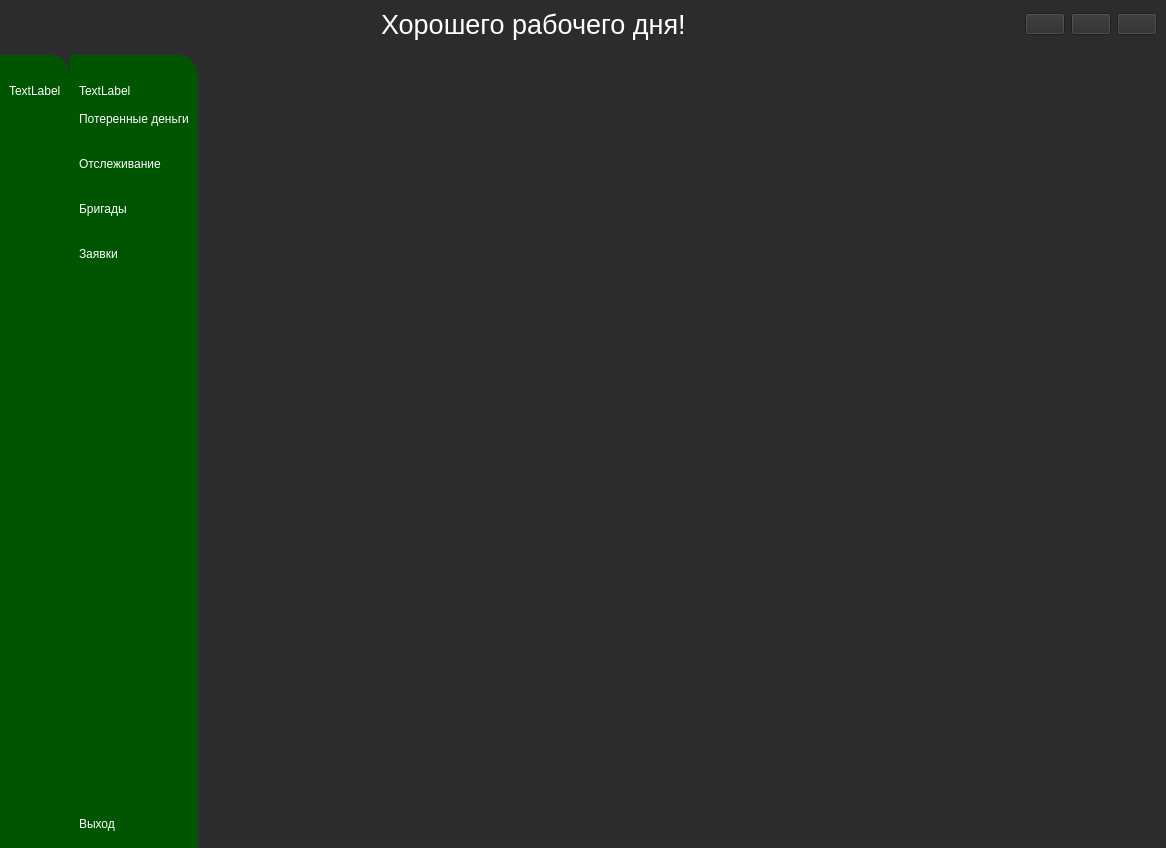
Before: the Qt Designer form main_admin.ui in Gumke1/11111111, drawn with Qt 5.
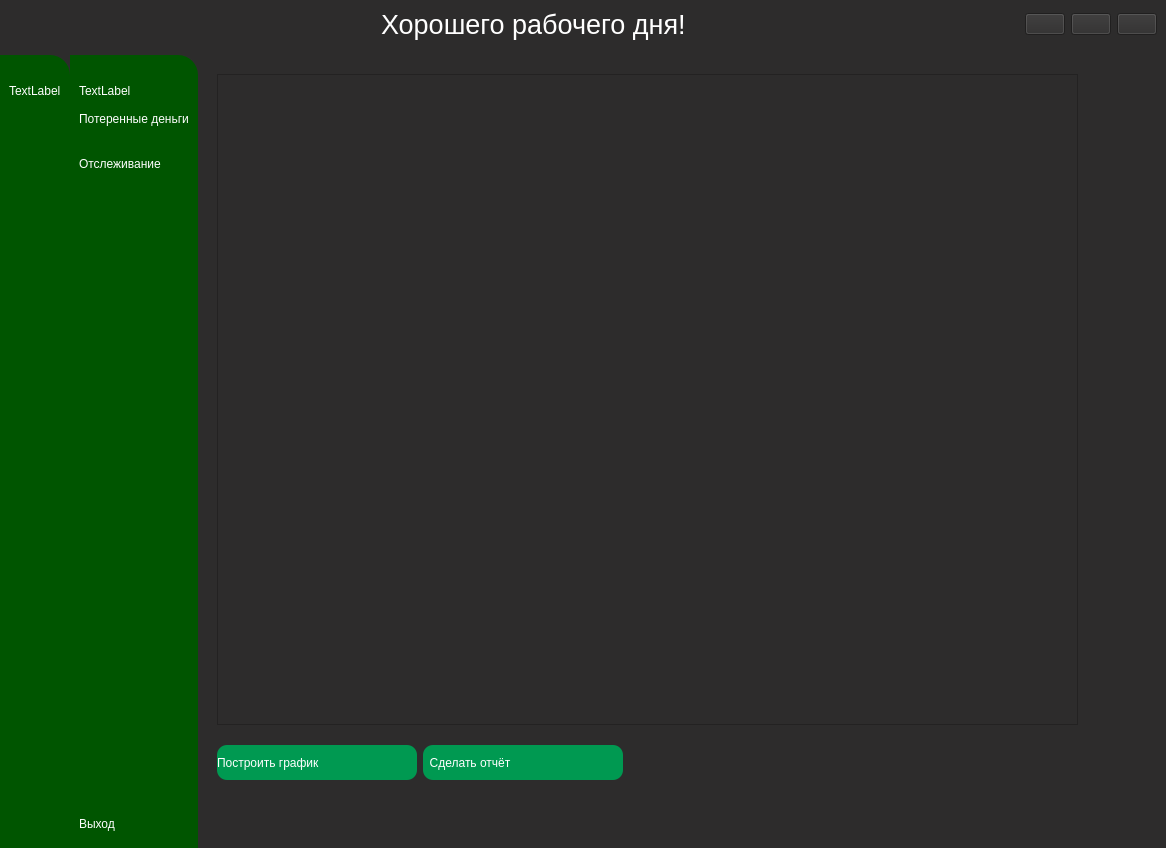
After: the same form once the commit is applied. The open tabs and pages were chosen to show the change. Icons and pictures are not drawn.

Patch:
```diff
--- a/main_admin.ui
+++ b/main_admin.ui
@@ -299,42 +299,6 @@
            </property>
           </widget>
          </item>
-         <item>
-          <widget class="QPushButton" name="pushButton_2">
-           <property name="text">
-            <string>Бригады</string>
-           </property>
-           <property name="icon">
-            <iconset resource="resourses.qrc">
-             <normaloff>:/res/groups_24dp_FFFFFF_FILL0_wght400_GRAD0_opsz24.png</normaloff>
-             <normalon>:/res/groups_24dp_005500_FILL0_wght400_GRAD0_opsz24.png</normalon>:/res/groups_24dp_FFFFFF_FILL0_wght400_GRAD0_opsz24.png</iconset>
-           </property>
-           <property name="checkable">
-            <bool>true</bool>
-           </property>
-           <property name="autoExclusive">
-            <bool>true</bool>
-           </property>
-          </widget>
-         </item>
-         <item>
-          <widget class="QPushButton" name="pushButton_order2_2">
-           <property name="text">
-            <string>Заявки</string>
-           </property>
-           <property name="icon">
-            <iconset resource="resourses.qrc">
-             <normaloff>:/res/summarize_24dp_FFFFFF_FILL0_wght400_GRAD0_opsz24.png</normaloff>
-             <normalon>:/res/summarize_24dp_005500_FILL0_wght400_GRAD0_opsz24.png</normalon>:/res/summarize_24dp_FFFFFF_FILL0_wght400_GRAD0_opsz24.png</iconset>
-           </property>
-           <property name="checkable">
-            <bool>true</bool>
-           </property>
-           <property name="autoExclusive">
-            <bool>true</bool>
-           </property>
-          </widget>
-         </item>
         </layout>
        </item>
        <item>
@@ -909,8 +873,6 @@
            </item>
           </layout>
          </widget>
-         <widget class="QWidget" name="page_2"/>
-         <widget class="QWidget" name="page"/>
         </widget>
        </item>
       </layout>
```
Left out of the diff: 100 changed lines with no effect on the pictures.
